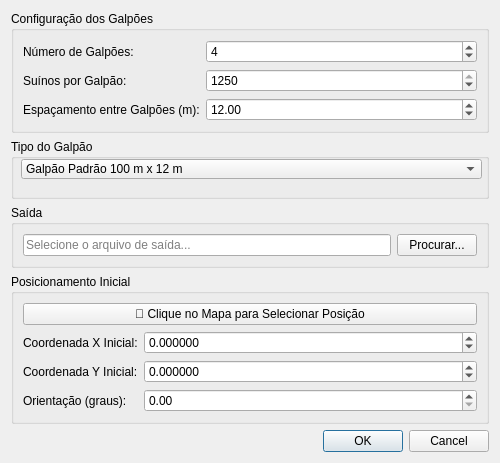
First picture: the form in suino_alpha_dialog_base.ui, repository led-21/suino_alpha, before the edit.
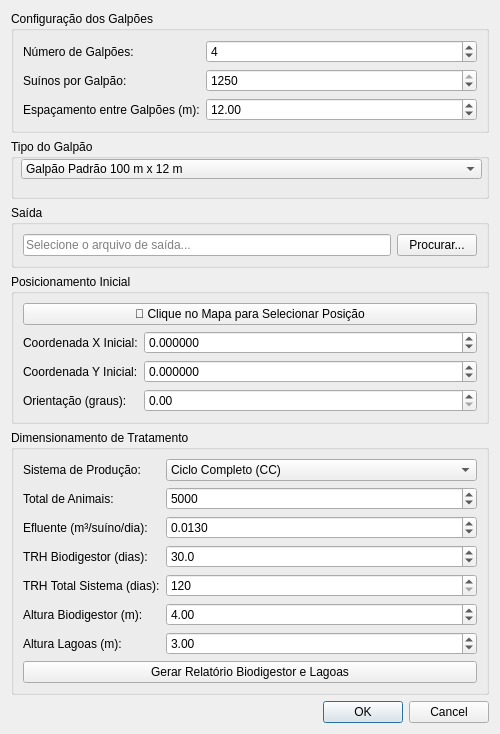
Second picture: the form after the edit.

Commit message: Implement main dialog for SuinoAlpha plugin with treatment dimensioning features and report generation

The edit to the form file:
```diff
--- a/suino_alpha_dialog_base.ui
+++ b/suino_alpha_dialog_base.ui
@@ -7,7 +7,7 @@
     <x>0</x>
     <y>0</y>
     <width>500</width>
-    <height>409</height>
+    <height>640</height>
    </rect>
   </property>
   <property name="windowTitle">
@@ -250,6 +250,208 @@
      </layout>
     </widget>
    </item>
+        <item>
+         <widget class="QGroupBox" name="groupBox_tratamento">
+            <property name="title">
+             <string>Dimensionamento de Tratamento</string>
+            </property>
+            <layout class="QFormLayout" name="formLayout_tratamento">
+             <item row="0" column="0">
+                <widget class="QLabel" name="label_sistema_producao">
+                 <property name="text">
+                    <string>Sistema de Produção:</string>
+                 </property>
+                </widget>
+             </item>
+             <item row="0" column="1">
+                <widget class="QComboBox" name="comboBox_sistema_producao">
+                 <item>
+                    <property name="text">
+                     <string>Ciclo Completo (CC)</string>
+                    </property>
+                 </item>
+                 <item>
+                    <property name="text">
+                     <string>Unidade de Produção de Leitões (UPL)</string>
+                    </property>
+                 </item>
+                 <item>
+                    <property name="text">
+                     <string>Unidade de Produção de Desmamados (UPD)</string>
+                    </property>
+                 </item>
+                 <item>
+                    <property name="text">
+                     <string>Crechário (CR)</string>
+                    </property>
+                 </item>
+                 <item>
+                    <property name="text">
+                     <string>Unidade de Terminação (UT)</string>
+                    </property>
+                 </item>
+                </widget>
+             </item>
+             <item row="1" column="0">
+                <widget class="QLabel" name="label_total_animais">
+                 <property name="text">
+                    <string>Total de Animais:</string>
+                 </property>
+                </widget>
+             </item>
+             <item row="1" column="1">
+                <widget class="QSpinBox" name="spinBox_total_animais">
+                 <property name="minimum">
+                    <number>1</number>
+                 </property>
+                 <property name="maximum">
+                    <number>200000</number>
+                 </property>
+                 <property name="value">
+                    <number>5000</number>
+                 </property>
+                </widget>
+             </item>
+             <item row="2" column="0">
+                <widget class="QLabel" name="label_efluente_diario">
+                 <property name="text">
+                    <string>Efluente (m³/suíno/dia):</string>
+                 </property>
+                </widget>
+             </item>
+             <item row="2" column="1">
+                <widget class="QDoubleSpinBox" name="doubleSpinBox_efluente_diario">
+                 <property name="decimals">
+                    <number>4</number>
+                 </property>
+                 <property name="singleStep">
+                    <double>0.001000000000000</double>
+                 </property>
+                 <property name="minimum">
+                    <double>0.001000000000000</double>
+                 </property>
+                 <property name="maximum">
+                    <double>0.100000000000000</double>
+                 </property>
+                 <property name="value">
+                    <double>0.013000000000000</double>
+                 </property>
+                </widget>
+             </item>
+             <item row="3" column="0">
+                <widget class="QLabel" name="label_trh_biodigestor">
+                 <property name="text">
+                    <string>TRH Biodigestor (dias):</string>
+                 </property>
+                </widget>
+             </item>
+             <item row="3" column="1">
+                <widget class="QDoubleSpinBox" name="doubleSpinBox_trh_biodigestor">
+                 <property name="decimals">
+                    <number>1</number>
+                 </property>
+                 <property name="minimum">
+                    <double>22.000000000000000</double>
+                 </property>
+                 <property name="maximum">
+                    <double>50.000000000000000</double>
+                 </property>
+                 <property name="singleStep">
+                    <double>1.000000000000000</double>
+                 </property>
+                 <property name="value">
+                    <double>30.000000000000000</double>
+                 </property>
+                </widget>
+             </item>
+             <item row="4" column="0">
+                <widget class="QLabel" name="label_trh_total">
+                 <property name="text">
+                    <string>TRH Total Sistema (dias):</string>
+                 </property>
+                </widget>
+             </item>
+             <item row="4" column="1">
+                <widget class="QDoubleSpinBox" name="doubleSpinBox_trh_total">
+                 <property name="decimals">
+                    <number>0</number>
+                 </property>
+                 <property name="minimum">
+                    <double>120.000000000000000</double>
+                 </property>
+                 <property name="maximum">
+                    <double>365.000000000000000</double>
+                 </property>
+                 <property name="singleStep">
+                    <double>5.000000000000000</double>
+                 </property>
+                 <property name="value">
+                    <double>120.000000000000000</double>
+                 </property>
+                </widget>
+             </item>
+             <item row="5" column="0">
+                <widget class="QLabel" name="label_altura_biodigestor">
+                 <property name="text">
+                    <string>Altura Biodigestor (m):</string>
+                 </property>
+                </widget>
+             </item>
+             <item row="5" column="1">
+                <widget class="QDoubleSpinBox" name="doubleSpinBox_altura_biodigestor">
+                 <property name="decimals">
+                    <number>2</number>
+                 </property>
+                 <property name="minimum">
+                    <double>1.500000000000000</double>
+                 </property>
+                 <property name="maximum">
+                    <double>6.000000000000000</double>
+                 </property>
+                 <property name="singleStep">
+                    <double>0.100000000000000</double>
+                 </property>
+                 <property name="value">
+                    <double>4.000000000000000</double>
+                 </property>
+                </widget>
+             </item>
+             <item row="6" column="0">
+                <widget class="QLabel" name="label_altura_lagoas">
+                 <property name="text">
+                    <string>Altura Lagoas (m):</string>
+                 </property>
+                </widget>
+             </item>
+             <item row="6" column="1">
+                <widget class="QDoubleSpinBox" name="doubleSpinBox_altura_lagoas">
+                 <property name="decimals">
+                    <number>2</number>
+                 </property>
+                 <property name="minimum">
+                    <double>1.500000000000000</double>
+                 </property>
+                 <property name="maximum">
+                    <double>5.000000000000000</double>
+                 </property>
+                 <property name="singleStep">
+                    <double>0.100000000000000</double>
+                 </property>
+                 <property name="value">
+                    <double>3.000000000000000</double>
+                 </property>
+                </widget>
+             </item>
+             <item row="7" column="0" colspan="2">
+                <widget class="QPushButton" name="pushButton_generate_report">
+                 <property name="text">
+                    <string>Gerar Relatório Biodigestor e Lagoas</string>
+                 </property>
+                </widget>
+             </item>
+            </layout>
+         </widget>
+        </item>
    <item>
     <spacer name="verticalSpacer">
      <property name="orientation">
```
The commit also changes 2 other files.
